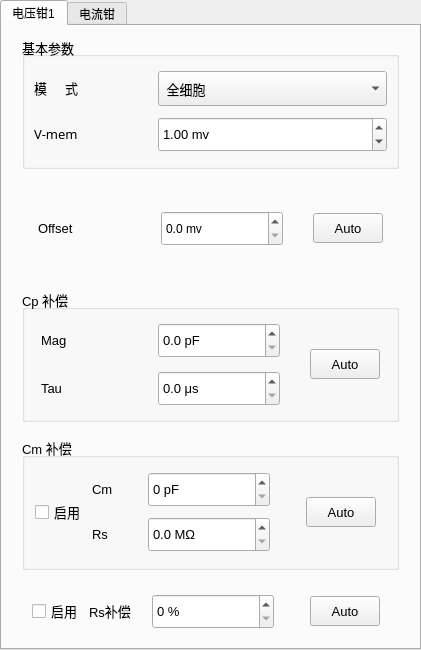
The window that src/ControlStiParamPlugin/ControlStiParam/CClampTabWidget.ui (IPX-192/controlStiParam) describes before a commit, drawn with Qt 5.
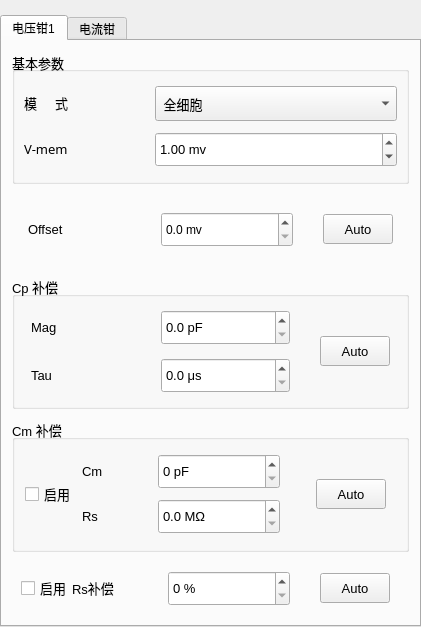
The same window after the commit.

Commit message: 界面提交

The edit to the form file:
```diff
--- a/src/ControlStiParamPlugin/ControlStiParam/CClampTabWidget.ui
+++ b/src/ControlStiParamPlugin/ControlStiParam/CClampTabWidget.ui
@@ -7,7 +7,7 @@
     <x>0</x>
     <y>0</y>
     <width>421</width>
-    <height>650</height>
+    <height>620</height>
    </rect>
   </property>
   <property name="sizePolicy">
@@ -25,7 +25,7 @@
   <property name="windowTitle">
    <string>Form</string>
   </property>
-  <layout class="QVBoxLayout" name="verticalLayout_6">
+  <layout class="QVBoxLayout" name="verticalLayout_5">
    <property name="spacing">
     <number>0</number>
    </property>
@@ -33,7 +33,7 @@
     <number>0</number>
    </property>
    <property name="topMargin">
-    <number>0</number>
+    <number>15</number>
    </property>
    <property name="rightMargin">
     <number>0</number>
@@ -48,7 +48,7 @@
      </property>
      <widget class="QWidget" name="volTab">
       <property name="sizePolicy">
-       <sizepolicy hsizetype="Expanding" vsizetype="Expanding">
+       <sizepolicy hsizetype="Preferred" vsizetype="Preferred">
         <horstretch>0</horstretch>
         <verstretch>0</verstretch>
        </sizepolicy>
@@ -56,18 +56,18 @@
       <attribute name="title">
        <string>电压钳1</string>
       </attribute>
-      <layout class="QVBoxLayout" name="verticalLayout_5">
+      <layout class="QVBoxLayout" name="verticalLayout_6">
        <property name="spacing">
-        <number>15</number>
+        <number>10</number>
        </property>
        <property name="leftMargin">
-        <number>20</number>
+        <number>10</number>
        </property>
        <property name="topMargin">
         <number>10</number>
        </property>
        <property name="rightMargin">
-        <number>20</number>
+        <number>10</number>
        </property>
        <property name="bottomMargin">
         <number>10</number>
@@ -835,8 +835,11 @@
           </font>
          </property>
          <layout class="QHBoxLayout" name="horizontalLayout_22">
+          <property name="spacing">
+           <number>0</number>
+          </property>
           <property name="leftMargin">
-           <number>10</number>
+           <number>9</number>
           </property>
           <item>
            <layout class="QHBoxLayout" name="horizontalLayout_11">
```
The commit also changes 3 other files.
